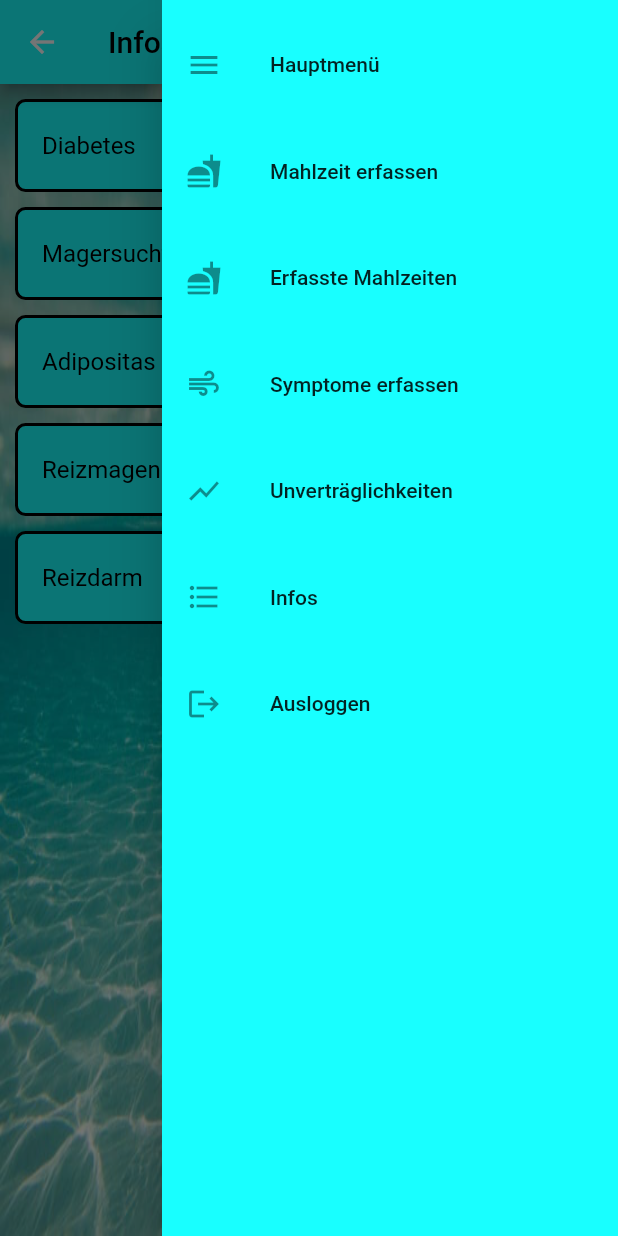
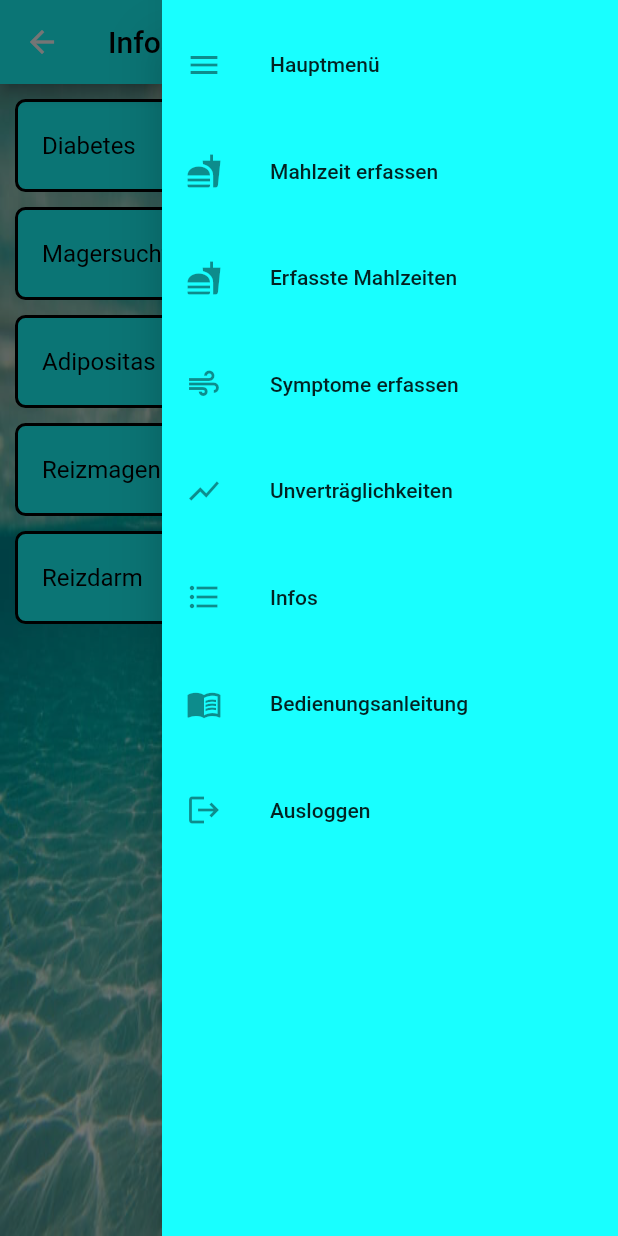
Before and after one commit to Thoughtness/Inner_Peace_v1, a Flutter app: the Infos screen opened directly, with the side drawer open, on a phone screen of 412 x 824 dp. Run offline on Flutter 3.47's test engine with Material 2 defaults, Android fonts, the phone set to English and light mode, and no system bars; our stand-ins replace sqflite; accounts and stored records are empty.

```diff
--- a/lib/Database/DatabaseFunctions.dart
+++ b/lib/Database/DatabaseFunctions.dart
@@ -208,13 +208,13 @@ filteredAverageSymptomsListWithAmount(String filterColor) async{
             }
             break;
           case "yellow":
-            if (updatedIngredient[0]['symptomTotal'] <= 160 &&
+            if (updatedIngredient[0]['symptomTotal'] <= 200 &&
                 updatedIngredient[0]['symptomTotal'] > 0) {
               ingredientSymptomAmount.add(updatedIngredient[0]);
             }
             break;
           case 'red':
-            if (updatedIngredient[0]['symptomTotal'] > 160) {
+            if (updatedIngredient[0]['symptomTotal'] > 200) {
               ingredientSymptomAmount.add(updatedIngredient[0]);
             }
             break;
--- a/lib/Database/DatabaseHelper.dart
+++ b/lib/Database/DatabaseHelper.dart
@@ -15,7 +15,7 @@ class DatabaseHelper {
   get database async {
     if (_database != null) return _database!;
 
-    _database = await _initDB('mealData82.db');
+    _database = await _initDB('mealData83.db');
     return _database!;
   }
 
--- a/lib/Formation and Elements/GuiElements.dart
+++ b/lib/Formation and Elements/GuiElements.dart
@@ -126,7 +126,46 @@ class SymptomsRow extends StatelessWidget {
   }
 }
 
-class InfoEntry extends StatelessWidget{
+class CustomExpansionTile extends StatelessWidget {
+  CustomExpansionTile({
+    required this.title,
+    required this.textToTitle,
+    required this.bot,
+    required this.decoration,
+  });
+
+  final String title;
+  final String textToTitle;
+  final double bot;
+  final Decoration decoration;
+
+  final double left = 10.0;
+  final double top = 10.0;
+  final double right = 10.0;
+  final double bottom = 10.0;
+
+  @override
+  Widget build(BuildContext context) {
+    return Padding(
+      padding: EdgeInsets.fromLTRB(0, 0, 0, bot),
+      child: Container(
+        decoration: decoration,
+        child: ExpansionTile(
+          title: Text(title),
+          children: [
+            Container(
+                width: double.infinity,
+                padding: EdgeInsets.fromLTRB(left, top, right, bottom),
+                decoration: topSquareGrey(),
+                child: Text(textToTitle)),
+          ],
+        ),
+      ),
+    );
+  }
+}
+
+class InfoEntry extends StatelessWidget {
   InfoEntry({
     required this.title,
     required this.explanation,
@@ -137,7 +176,7 @@ class InfoEntry extends StatelessWidget{
     required this.titleCure,
     required this.cure,
     required this.source,
-});
+  });
 
   final String title;
   final String explanation;
@@ -162,67 +201,39 @@ class InfoEntry extends StatelessWidget{
         decoration: thickCyan(),
         child: ClipRRect(
           child: ExpansionTile(
-            title: Text(title,
+            title: Text(
+              title,
               style: myTextStyleMedium(),
             ),
             children: [
               Container(
-                  padding: EdgeInsets.fromLTRB(
-                      left, top, right, bottom),
+                  width: double.infinity,
+                  padding: EdgeInsets.fromLTRB(left, top, right, bottom),
                   decoration: topSquareGrey(),
                   child: Text(explanation)),
-              Container(
+              CustomExpansionTile(
+                title: titleCauses,
+                textToTitle: causes,
+                bot: 0,
                 decoration: thinSquare(),
-                child: ExpansionTile(
-                  title: Text(titleCauses),
-                  children: [
-                    Container(
-                        padding: EdgeInsets.fromLTRB(
-                            left, top, right, bottom),
-                        decoration: topSquareGrey(),
-                        child: Text(causes)),
-                  ],
-                ),
               ),
-              Container(
+              CustomExpansionTile(
+                title: titlePrevent,
+                textToTitle: prevent,
+                bot: 0,
                 decoration: thinSquare(),
-                child: ExpansionTile(
-                  title: Text(titlePrevent),
-                  children: [
-                    Container(
-                        padding: EdgeInsets.fromLTRB(
-                            left, top, right, bottom),
-                        decoration: topSquareGrey(),
-                        child: Text(prevent)),
-                  ],
-                ),
               ),
-              Container(
+              CustomExpansionTile(
+                title: titleCure,
+                textToTitle: cure,
+                bot: 0,
                 decoration: thinSquare(),
-                child: ExpansionTile(
-                  title: Text(titleCure),
-                  children: [
-                    Container(
-                        padding: EdgeInsets.fromLTRB(
-                            left, top, right, bottom),
-                        decoration: topSquareGrey(),
-                        child: Text(cure)),
-                  ],
-                ),
               ),
-              Container(
+              CustomExpansionTile(
+                title: 'Quelle',
+                textToTitle: source,
+                bot: 0,
                 decoration: thinSquare(),
-                child: ExpansionTile(
-                  title: Text('Quelle'),
-                  children: [
-                    Container(
-                        width: double.infinity,
-                        padding: EdgeInsets.fromLTRB(
-                            left, top, right, bottom),
-                        decoration: topSquareGrey(),
-                        child: Text(source)),
-                  ],
-                ),
               ),
             ],
           ),
--- a/lib/Pages/Infos.dart
+++ b/lib/Pages/Infos.dart
@@ -1,7 +1,7 @@
 import 'package:flutter/material.dart';
 import 'package:inner_peace_v1/Formation and Elements/Formation.dart';
 import 'package:inner_peace_v1/Formation%20and%20Elements/GuiElements.dart';
-import 'package:inner_peace_v1/Formation%20and%20Elements/TextInfo.dart';
+import 'package:inner_peace_v1/Formation%20and%20Elements/Text.dart';
 import 'package:inner_peace_v1/Pages/NavigationMenu.dart';
 
 // ignore: camel_case_types
--- a/lib/Pages/MainMenu.dart
+++ b/lib/Pages/MainMenu.dart
@@ -38,6 +38,7 @@ class _MainMenu extends State<MainMenu> {
     return WillPopScope(
       onWillPop: () async => false,
       child: Scaffold(
+        resizeToAvoidBottomInset: false,
         backgroundColor: Colors.teal[100],
         endDrawer: Menu(),
         appBar: AppBar(
@@ -150,7 +151,7 @@ class _MainMenu extends State<MainMenu> {
                                       child: FittedBox(
                                         alignment: Alignment.topLeft,
                                         fit: BoxFit.scaleDown,
-                                        child: Text(warnings[index]['meal'],
+                                        child: Text(warnings[index]['ingredient'],
                                             style:
                                                 myTitleCyanAccentTextStyle()),
                                       ),
--- a/lib/Pages/NavigationMenu.dart
+++ b/lib/Pages/NavigationMenu.dart
@@ -8,6 +8,8 @@ import 'package:inner_peace_v1/Pages/PickMealForSymptoms.dart';
 import 'package:inner_peace_v1/Pages/Intolerances.dart';
 import 'package:inner_peace_v1/Pages/MainMenu.dart';
 import 'package:inner_peace_v1/Database/DatabaseFunctions.dart';
+
+import 'Instructions.dart';
 
 class Menu extends StatelessWidget {
   @override
@@ -88,6 +90,16 @@ class Menu extends StatelessWidget {
                 ),
                 const SizedBox(height: 15),
                 ListTile(
+                    leading: Icon(Icons.menu_book),
+                    title: Text('Bedienungsanleitung'),
+                    onTap: (){
+                      Navigator.of(context).push(MaterialPageRoute(
+                        builder: (context) => Instructions(),
+                      ));
+                    }
+                ),
+                const SizedBox(height: 15),
+                ListTile(
                     leading: Icon(Icons.logout),
                     title: Text('Ausloggen'),
                     onTap: (){
@@ -96,6 +108,7 @@ class Menu extends StatelessWidget {
                       ));
                     }
                 ),
+
               ],
             ),
           ),
--- a/pubspec.yaml
+++ b/pubspec.yaml
@@ -36,6 +36,12 @@ dependencies:
 dev_dependencies:
   flutter_test:
     sdk: flutter
+  flutter_launcher_icons:
+
+flutter_icons:
+  android: true
+  ios: true
+  image_path: "assets/icon.png"
 
 # For information on the generic Dart part of this file, see the
 # following page: https://dart.dev/tools/pub/pubspec
```
Also changed, not shown: lib/Formation and Elements/Text.dart (renamed from lib/Formation and Elements/TextInfo.dart, +32 -0 lines), lib/Pages/Instructions.dart (added, +81 -0 lines), assets/icon.png (added), pubspec.lock, 22 other files.
